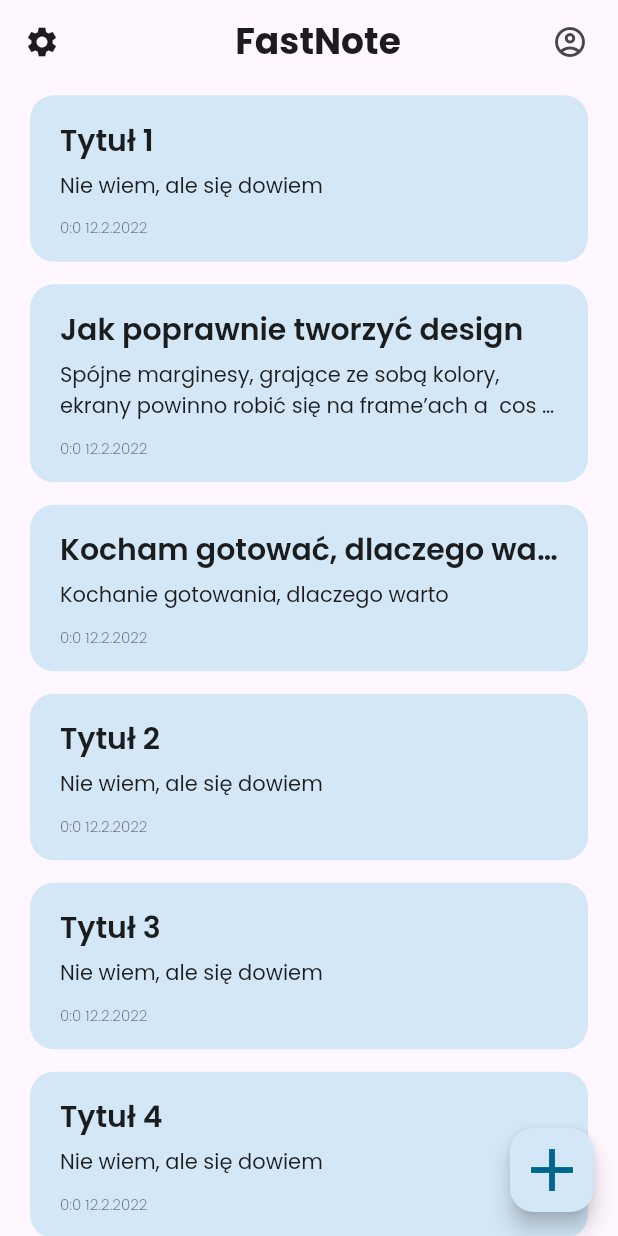
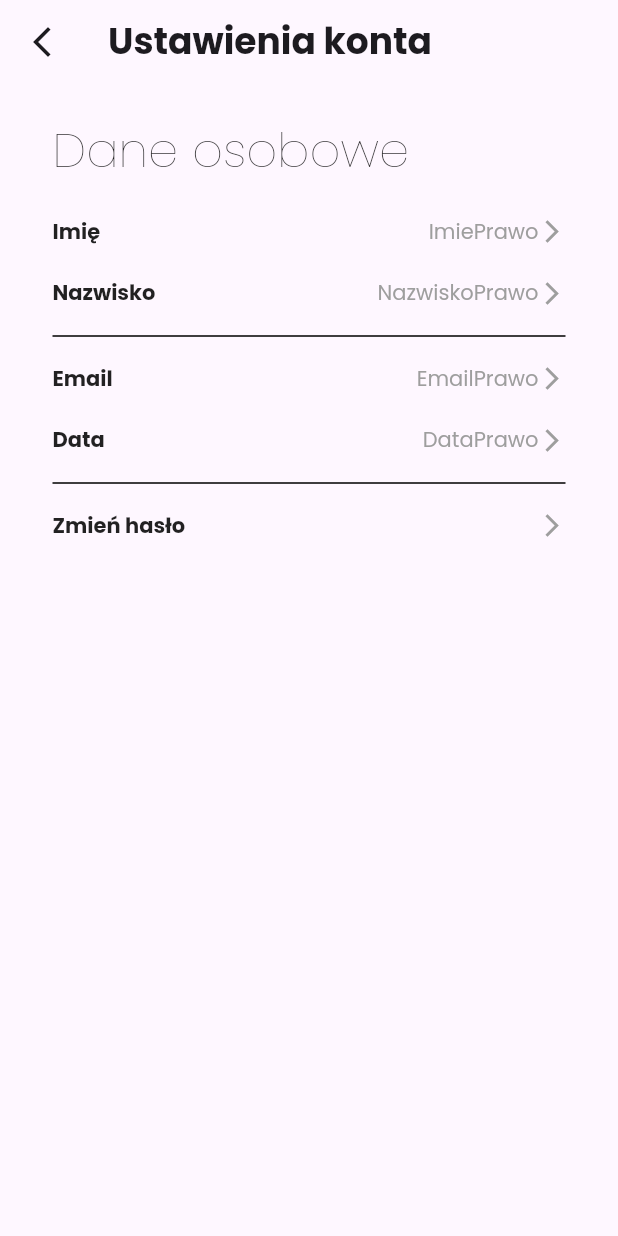
Before and after one commit to l-borkowski/fast_note, a Flutter app: the screen it shows after launch, after a tap on the "account circle" icon, on a phone screen of 412 x 824 dp. Run offline on Flutter 3.47's test engine with Material 2 defaults, Android fonts, the phone set to English and light mode, and no system bars; our stand-ins replace bloc, dio, equatable, flutter_bloc, flutter_hooks, google_fonts; generated files the repository leaves out were written again; statements that could not run were skipped.

Commit message:
Add account_page

```diff
--- /dev/null
+++ b/lib/account/view/account_page.dart
@@ -0,0 +1,150 @@
+import 'package:flutter/material.dart';
+
+class AccountPage extends StatelessWidget {
+  const AccountPage({super.key});
+
+  static Route<AccountPage> route() {
+    return MaterialPageRoute(
+      builder: (context) => const AccountPage(),
+    );
+  }
+
+  @override
+  Widget build(BuildContext context) {
+    return Scaffold(
+        appBar: AppBar(
+          leading: GestureDetector(
+            onTap: () => Navigator.of(context).pop(),
+            child: const Icon(Icons.arrow_back_ios_new),
+          ),
+          title: const Text(
+            'Ustawienia konta',
+            style: TextStyle(
+              fontWeight: FontWeight.w700,
+              fontSize: 24,
+            ),
+          ),
+        ),
+        body: Padding(
+          padding: const EdgeInsets.symmetric(horizontal: 35),
+          child: Column(
+            children: [
+              const SizedBox(height: 20),
+              Row(
+                children: [
+                  const Text(
+                    'Dane osobowe',
+                    style: TextStyle(fontWeight: FontWeight.w100, fontSize: 32),
+                  ),
+                ],
+              ),
+              const SizedBox(height: 20),
+              Row(
+                children: [
+                  const Text(
+                    'Imię',
+                    style: TextStyle(fontWeight: FontWeight.bold),
+                  ),
+                  Expanded(child: SizedBox()),
+                  const Text(
+                    'ImiePrawo',
+                    style: TextStyle(
+                      color: Colors.grey,
+                    ),
+                  ),
+                  const Icon(
+                    Icons.arrow_forward_ios,
+                    color: Colors.grey,
+                    size: 18,
+                  ),
+                ],
+              ),
+              const SizedBox(height: 20),
+              Row(
+                children: [
+                  const Text(
+                    'Nazwisko',
+                    style: TextStyle(
+                      fontWeight: FontWeight.bold,
+                    ),
+                  ),
+                  Expanded(child: SizedBox()),
+                  const Text(
+                    'NazwiskoPrawo',
+                    style: TextStyle(
+                      color: Colors.grey,
+                    ),
+                  ),
+                  const Icon(
+                    Icons.arrow_forward_ios,
+                    color: Colors.grey,
+                    size: 18,
+                  ),
+                ],
+              ),
+              const SizedBox(height: 10),
+              Divider(color: Colors.black),
+              const SizedBox(height: 10),
+              Row(
+                children: [
+                  const Text(
+                    'Email',
+                    style: TextStyle(fontWeight: FontWeight.bold),
+                  ),
+                  Expanded(child: SizedBox()),
+                  const Text(
+                    'EmailPrawo',
+                    style: TextStyle(
+                      color: Colors.grey,
+                    ),
+                  ),
+                  const Icon(
+                    Icons.arrow_forward_ios,
+                    color: Colors.grey,
+                    size: 18,
+                  ),
+                ],
+              ),
+              const SizedBox(height: 20),
+              Row(
+                children: [
+                  const Text(
+                    'Data',
+                    style: TextStyle(fontWeight: FontWeight.bold),
+                  ),
+                  Expanded(child: SizedBox()),
+                  const Text(
+                    'DataPrawo',
+                    style: TextStyle(
+                      color: Colors.grey,
+                    ),
+                  ),
+                  const Icon(
+                    Icons.arrow_forward_ios,
+                    color: Colors.grey,
+                    size: 18,
+                  ),
+                ],
+              ),
+              const SizedBox(height: 10),
+              Divider(color: Colors.black),
+              const SizedBox(height: 10),
+              Row(
+                children: [
+                  const Text(
+                    'Zmień hasło',
+                    style: TextStyle(fontWeight: FontWeight.bold),
+                  ),
+                  Expanded(child: SizedBox()),
+                  const Icon(
+                    Icons.arrow_forward_ios,
+                    color: Colors.grey,
+                    size: 18,
+                  ),
+                ],
+              )
+            ],
+          ),
+        ));
+  }
+}
--- a/lib/main/view/main_page.dart
+++ b/lib/main/view/main_page.dart
@@ -11,6 +11,7 @@ import 'package:flutter_hooks/flutter_hooks.dart';
 import 'package:my_app/l10n/l10n.dart';
 import 'package:my_app/main/main.dart';
 import 'package:my_app/settings/view/settings_page.dart';
+import 'package:my_app/account/view/account_page.dart';
 import 'package:my_app/utils/extensions/datetime_x.dart';
 import 'package:repository/repository.dart';
 
@@ -51,7 +52,9 @@ class MainView extends HookWidget {
         ),
         actions: [
           GestureDetector(
-            onTap: () => pageCubit.init(),
+            onTap: () => Navigator.of(context).push(
+              AccountPage.route(),
+            ),
             child: const ColoredBox(
               color: Colors.transparent,
               child: Icon(Icons.account_circle_outlined),
--- a/lib/settings/view/settings_page.dart
+++ b/lib/settings/view/settings_page.dart
@@ -54,7 +54,10 @@ class SettingsView extends StatelessWidget {
                 children: [
                   const Icon(Icons.dark_mode),
                   const SizedBox(width: 15),
-                  const Text('Ciemny motyw'),
+                  const Text(
+                    'Ciemny motyw',
+                    style: TextStyle(fontWeight: FontWeight.bold),
+                  ),
                   const Spacer(),
                   Switch(
                     value: settingsState.darkMode,
```
